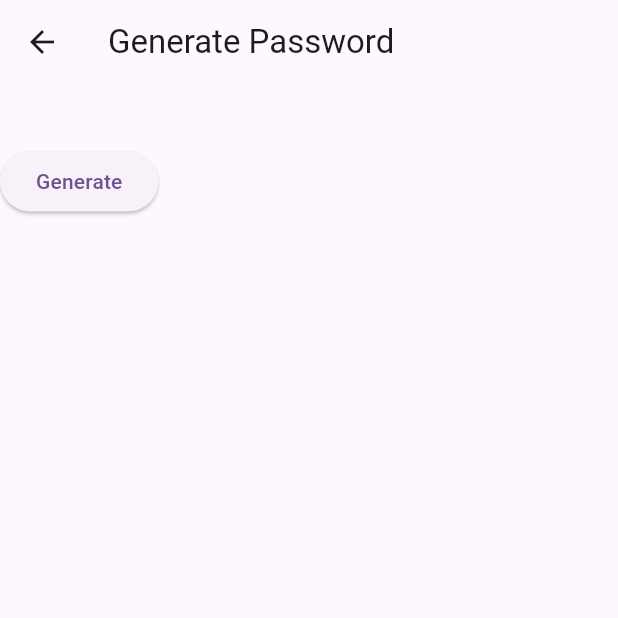
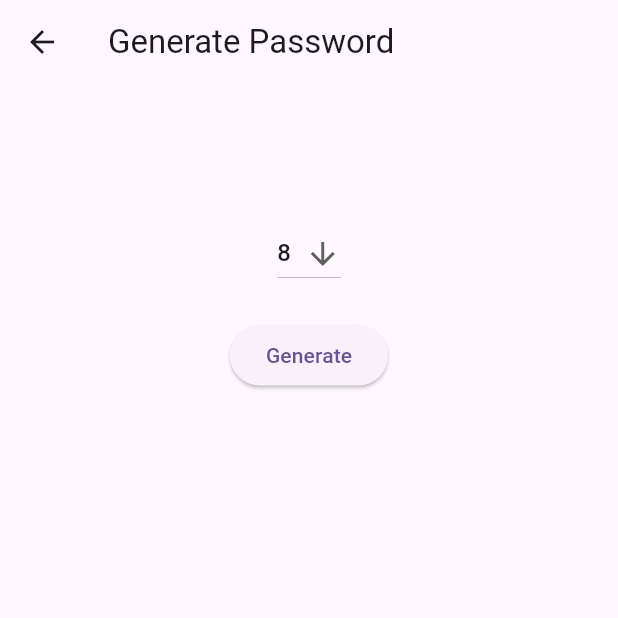
Before and after one commit to YujinKim164/password_manager, a Flutter app: the PWGenerator screen opened directly, after a tap on "Generate", on a phone screen of 412 x 824 dp, the top half of it. Run offline on Flutter 3.47's test engine with Material 2 defaults, Android fonts, the phone set to English and light mode, and no system bars; our stand-ins replace cloud_firestore, firebase_auth, firebase_core, google_sign_in; missing offline and left inert: encrypt, gpassword; accounts and stored records are empty.

Commit message:
Complete pwGenerator

```diff
--- a/lib/Home/pwGenerator.dart
+++ b/lib/Home/pwGenerator.dart
@@ -15,6 +15,9 @@ class PWGenerator extends StatefulWidget {
   _PWGeneratorState createState() => _PWGeneratorState();
 }
 
+List <int> lengthList = <int>[8, 10, 12];
+int dropdownValue = lengthList.first;
+
 class _PWGeneratorState extends State<PWGenerator> with ChangeNotifier {
   final _formKey = GlobalKey<FormState>();
 
@@ -24,17 +27,36 @@ class _PWGeneratorState extends State<PWGenerator> with ChangeNotifier {
   Widget build(BuildContext context) {
     return Scaffold(
       appBar: AppBar(
-        title: const Text("Generate Password"),
+        title: Text("Generate Password"),
       ),
-      body: Column(
+      body: Center(
+        child: Center(
+          child: Column(
             crossAxisAlignment: CrossAxisAlignment.center,
             children: [
-          Text(_pswd),
+              const SizedBox(height: 40),
+              Text(_pswd, style: const TextStyle(fontSize: 20),),
+              const SizedBox(height: 20,),
+              DropdownButton<int>(
+                value: dropdownValue,
+                icon: const Icon(Icons.arrow_downward),
+                onChanged: (int? value) {
+                  setState(() {
+                    dropdownValue = value!;
+                  });
+                },
+                items: lengthList.map<DropdownMenuItem<int>>((int value) {
+                  return DropdownMenuItem<int>(
+                    value: value,
+                    child: Text(value.toString(), style: const TextStyle(fontSize: 16),),
+                  );
+                }).toList(),
+              ),
               const SizedBox(height: 20,),
               ElevatedButton(
                 onPressed: () {
                   setState(() {
-                _pswd = GPassword().generate();
+                    _pswd = GPassword().generate(passwordLength: dropdownValue,);
                     socialPWController.text = _pswd;
                     bankPWController.text = _pswd;
                     cardPWController.text = _pswd;
@@ -44,6 +66,8 @@ class _PWGeneratorState extends State<PWGenerator> with ChangeNotifier {
               )
             ],
           ),
+        ),
+      ),
     );
   }
 }
```
Also changed, not shown: lib/Home/addSocial.dart (+10 -8 lines). Lines whose indentation alone changed are shown as unchanged.
